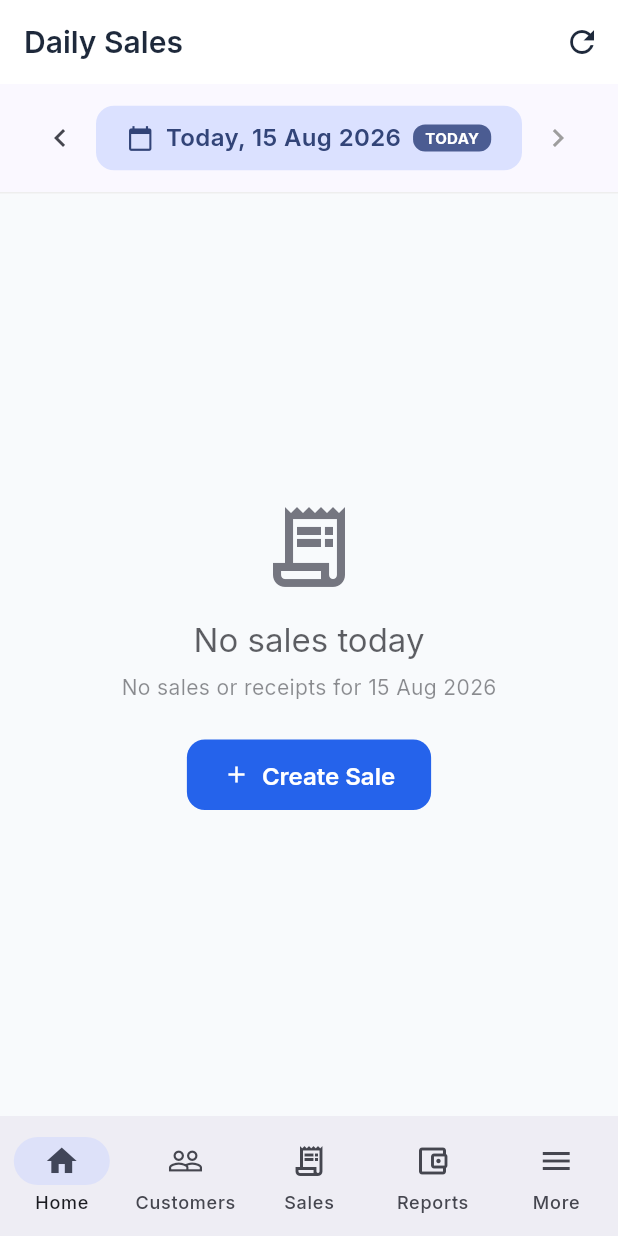
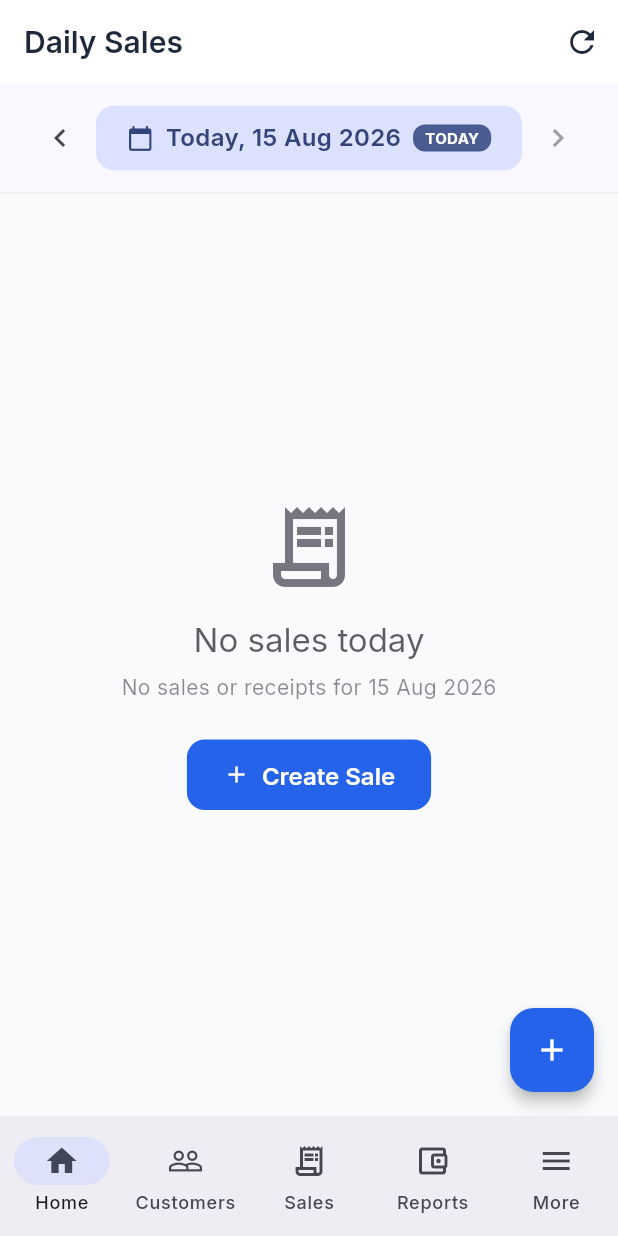
Before and after one commit to nnbabu13/wateros, a Flutter app: the DailySalesScreen screen opened by its route, on a phone screen of 412 x 824 dp. Run offline on Flutter 3.47's test engine with Material 3 defaults, Android fonts, the phone set to English and light mode, and no system bars; our stand-ins replace connectivity_plus, flutter_riverpod, flutter_svg, gap, go_router, google_fonts and 5 more; accounts and stored records are empty.

Commit message:
Add FAB to Daily Sales screen for quick sale creation

```diff
--- a/lib/features/sales/presentation/screens/daily_sales_screen.dart
+++ b/lib/features/sales/presentation/screens/daily_sales_screen.dart
@@ -86,6 +86,13 @@ class _DailySalesScreenState extends State<DailySalesScreen> {
         actions: [
           IconButton(onPressed: _loadData, icon: const Icon(Icons.refresh)),
         ],
+      ),
+      floatingActionButton: FloatingActionButton(
+        onPressed: () async {
+          final result = await context.push<bool>('/sales/create');
+          if (result == true) _loadData();
+        },
+        child: const Icon(Icons.add),
       ),
       body: Column(
         children: [
```
